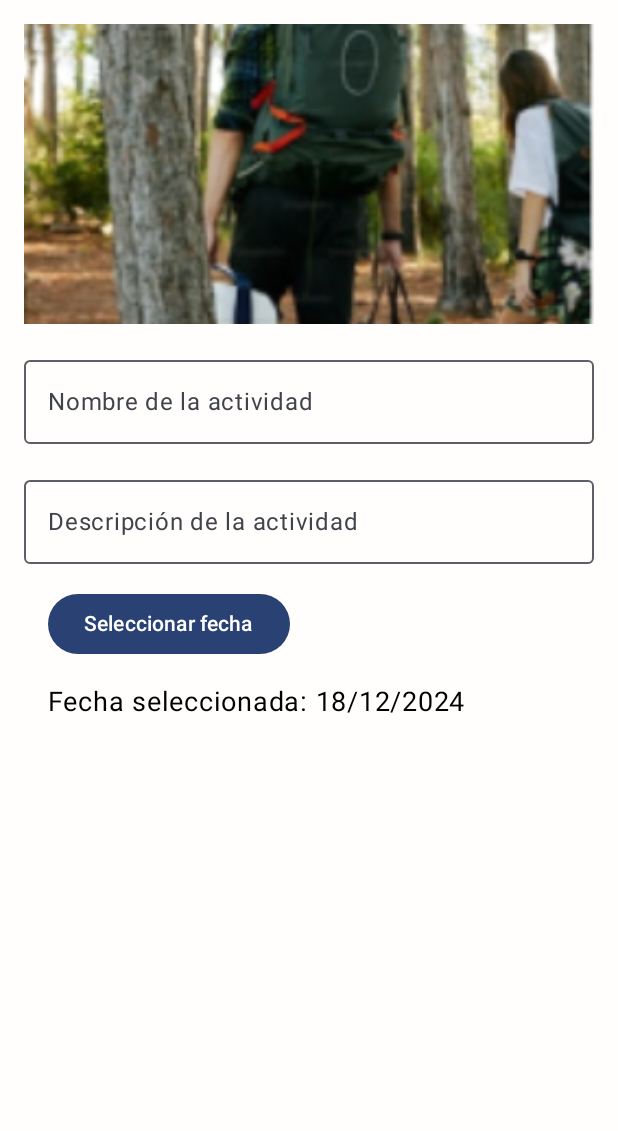
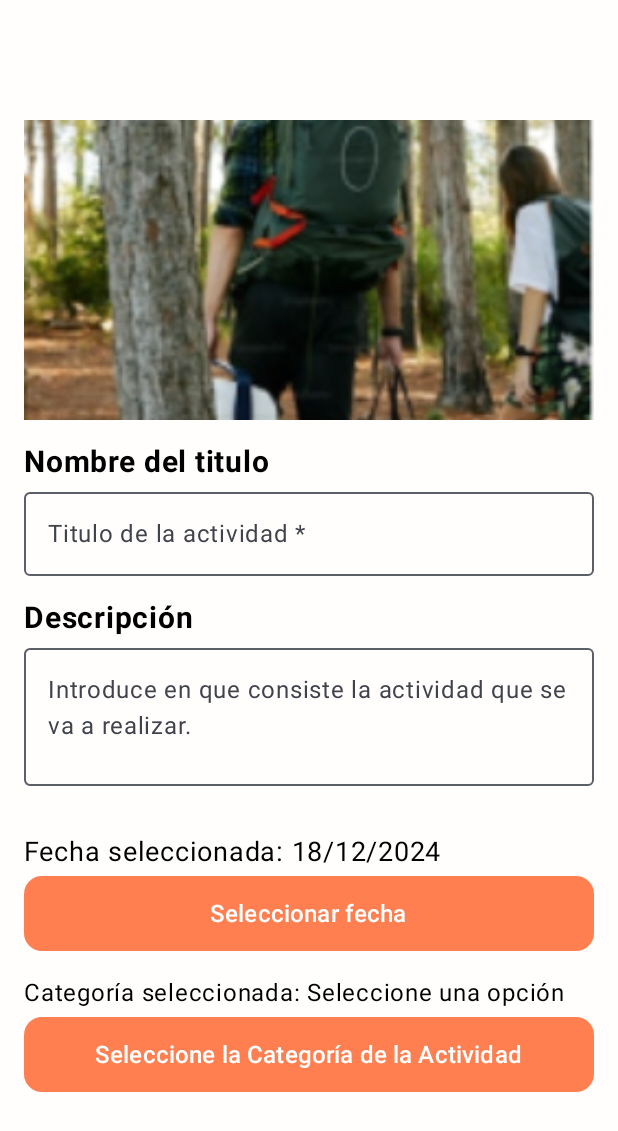
Before and after one commit to Xcaon/App_Ocio_Android, an Android app built with Jetpack Compose: the screen it shows after launch (CrearActividad), on a phone screen of 412 x 824 dp. Shown: the top 1131 px of the screen. Run offline under Robolectric (Android 15) with nearby library versions, the phone set to English and light mode, and no system bars; our stand-ins replace Dagger/Hilt's generated code; Roboto replaces fonts that are not available here.

Commit message:
Avanzando en la ficha de creación de actividades, falta la imagen y la fecha.

```diff
--- a/app/src/main/java/com/example/vivemurcia/data/response/ActividadResponse.kt
+++ b/app/src/main/java/com/example/vivemurcia/data/response/ActividadResponse.kt
@@ -5,7 +5,7 @@ import com.google.firebase.Timestamp
 
 data class ActividadResponse(
     val idActividad: Int? = null,
-    val ImagenActividad: String? = null,
+    val imagenActividad: String? = null,
     val tituloActividad: String? = null,
     val fechaHoraActividad: Timestamp? = null,
     val descripcionActividad: String? = null,
@@ -18,10 +18,16 @@ data class ActividadResponse(
 {
     fun toDomain(): Actividad {
         return Actividad(
-            id = idActividad,
-            imagen = ImagenActividad,
-            titulo = tituloActividad,
-            horario = fechaHoraActividad,
+            idActividad = idActividad,
+            imagenActividad = imagenActividad,
+            tituloActividad = tituloActividad,
+            fechaHoraActividad = null,
+            ambienteActividad = null,
+            categoriaActividad = null,
+            descripcionActividad = null,
+            localizacionActividad = null,
+            tipoDeGrupo = null,
+            ubicacionActividad = null,
         )
     }
 }
--- a/app/src/main/java/com/example/vivemurcia/model/clases/Actividad.kt
+++ b/app/src/main/java/com/example/vivemurcia/model/clases/Actividad.kt
@@ -1,6 +1,10 @@
 package com.example.vivemurcia.model.clases
 
+import com.example.vivemurcia.model.enums.EnumAmbiente
+import com.example.vivemurcia.model.enums.EnumCategories
+import com.example.vivemurcia.model.enums.EnumGrupos
 import com.google.firebase.Timestamp
+import com.google.firebase.firestore.DocumentId
 import java.util.Date
 
 
@@ -8,8 +12,14 @@ val date = Date()
 val specificTimestamp = Timestamp(date)
 
 data class Actividad(
-    val id: Int? = 5, // Assuming id can be null
-    val imagen: String? = "gwegwgwe",
-    val titulo: String? = "Titulo por defecto",
-    val horario: Timestamp? = specificTimestamp
+    @DocumentId val idActividad: Int? = null, // Assuming id can be null
+    val imagenActividad: String? = "https://pixabay.com/es/photos/plantas-%C3%A1rboles-verdor-bosque-7705865/",
+    val tituloActividad: String? = "Titulo por defecto",
+    val fechaHoraActividad: Timestamp? = specificTimestamp,
+    val ambienteActividad: EnumAmbiente?,
+    val categoriaActividad: EnumCategories?,
+    val descripcionActividad : String?,
+    val localizacionActividad: String?,
+    val tipoDeGrupo: EnumGrupos?,
+    val ubicacionActividad: String?
 )
--- /dev/null
+++ b/app/src/main/java/com/example/vivemurcia/model/enums/EnumAmbiente.kt
@@ -0,0 +1,6 @@
+package com.example.vivemurcia.model.enums
+
+enum class EnumAmbiente(val nombre: String) {
+    EXTERIOR("Exterior"),
+    INTERIOR("Interior")
+}
--- a/app/src/main/java/com/example/vivemurcia/model/enums/enumCategorias.kt
+++ b/app/src/main/java/com/example/vivemurcia/model/enums/EnumCategories.kt
@@ -1,6 +1,6 @@
 package com.example.vivemurcia.model.enums
 
-enum class enumCategorias(val nombre: String){
+enum class EnumCategories(val nombre: String){
     AVENTURAS("Aventuras"),
     COCINA("Cocina"),
     RELAX("Relax"),
--- /dev/null
+++ b/app/src/main/java/com/example/vivemurcia/model/enums/EnumGrupos.kt
@@ -0,0 +1,8 @@
+package com.example.vivemurcia.model.enums
+
+enum class EnumGrupos(val nombre : String) {
+    FAMILIAR("Familiar"),
+    PAREJAS("Parejas"),
+    Amigos("Amigos"),
+    Individual("Individual")
+}
--- a/app/src/main/java/com/example/vivemurcia/viewsCompany/createActivity/ComposableCrearActividad.kt
+++ b/app/src/main/java/com/example/vivemurcia/viewsCompany/createActivity/ComposableCrearActividad.kt
@@ -1,7 +1,9 @@
 package com.example.vivemurcia.viewsCompany.createActivity
 
+import android.util.Log
 import androidx.compose.foundation.Image
 import androidx.compose.foundation.background
+import androidx.compose.foundation.layout.Arrangement
 import androidx.compose.foundation.layout.Column
 import androidx.compose.foundation.layout.Row
 import androidx.compose.foundation.layout.Spacer
@@ -9,29 +11,51 @@ import androidx.compose.foundation.layout.fillMaxSize
 import androidx.compose.foundation.layout.fillMaxWidth
 import androidx.compose.foundation.layout.height
 import androidx.compose.foundation.layout.padding
+import androidx.compose.foundation.rememberScrollState
+import androidx.compose.foundation.shape.RoundedCornerShape
+import androidx.compose.foundation.verticalScroll
+import androidx.compose.material.icons.Icons
+import androidx.compose.material.icons.filled.KeyboardArrowRight
 import androidx.compose.material3.Button
+import androidx.compose.material3.ButtonColors
 import androidx.compose.material3.DatePicker
 import androidx.compose.material3.DatePickerDialog
+import androidx.compose.material3.DropdownMenu
+import androidx.compose.material3.DropdownMenuItem
 import androidx.compose.material3.ExperimentalMaterial3Api
+import androidx.compose.material3.Icon
+import androidx.compose.material3.OutlinedCard
 import androidx.compose.material3.OutlinedTextField
+import androidx.compose.material3.RadioButton
 import androidx.compose.material3.Text
 import androidx.compose.material3.TextButton
 import androidx.compose.material3.rememberDatePickerState
 import androidx.compose.runtime.Composable
+import androidx.compose.runtime.MutableState
 import androidx.compose.runtime.getValue
 import androidx.compose.runtime.mutableStateOf
 import androidx.compose.runtime.remember
 import androidx.compose.runtime.setValue
+import androidx.compose.ui.Alignment
 import androidx.compose.ui.Modifier
+import androidx.compose.ui.graphics.Color
 import androidx.compose.ui.layout.ContentScale
 import androidx.compose.ui.res.painterResource
+import androidx.compose.ui.text.font.FontWeight
 import androidx.compose.ui.tooling.preview.Preview
 import androidx.compose.ui.unit.dp
 import androidx.compose.ui.unit.sp
 import com.example.vivemurcia.R
+import com.example.vivemurcia.model.clases.Actividad
+import com.example.vivemurcia.model.enums.EnumAmbiente
+import com.example.vivemurcia.model.enums.EnumCategories
+import com.example.vivemurcia.model.enums.EnumGrupos
 import com.example.vivemurcia.ui.theme.fondoPantalla
+import com.example.vivemurcia.viewsCompany.ui.theme.botonNaranja
+import com.google.firebase.Timestamp
 import java.time.LocalDate
 import java.time.format.DateTimeFormatter
+
 
 @Preview(showBackground = true)
 @Composable
@@ -40,50 +64,279 @@ fun InicioCrearActividad() {
         modifier = Modifier
             .fillMaxSize()
             .background(fondoPantalla)
-            .padding(16.dp)
+            .padding(horizontal = 16.dp, vertical = 64.dp)
+            .verticalScroll(rememberScrollState())
     ) {
-        Imagen()
-        Spacer(modifier = Modifier.height(16.dp))
-        NombreServicio()
-        Spacer(modifier = Modifier.height(16.dp))
-        DescripcionServicio()
-        FechaServicio()
-//        CategoriaServicio()
-//        LocalizacionServicioGoogleMaps()
-//        UbicacionServicio()
-//        AmbienteServicio()
-//        ReservasServicio()
+        // Gestionar los valores del formulario
+        var tituloServicio: MutableState<String> = remember { mutableStateOf("") }
+        var descripcionServicio: MutableState<String> = remember { mutableStateOf("") }
+//        var fechaServicio = remember { mutableStateOf("") } // TODO()
+        var categoriaActividad: MutableState<EnumCategories> =
+            remember { mutableStateOf(EnumCategories.AVENTURAS) }
+        var localizacionActividad: MutableState<String> = remember { mutableStateOf("") }
+        var ubicacionServicio: MutableState<String> = remember { mutableStateOf("") }
+        var tipoDeGrupo: MutableState<EnumGrupos> = remember { mutableStateOf(EnumGrupos.FAMILIAR) }
+        var ambienteActividad: MutableState<EnumAmbiente> =
+            remember { mutableStateOf(EnumAmbiente.EXTERIOR) }
+
+        // Gestion de errores
+        var nombreError by remember { mutableStateOf(true) }
+
+
+        // Vistas Compose
+        Imagen() // TODO()
+        NombreTitulo(tituloServicio, nombreError)
+        DescripcionServicio(descripcionServicio)
+        FechaServicio() // Hay que ver como hacerlo con la fecha
+        CategoriaActividad {
+            categoriaActividad.value = it
+        }
+        LocalizacionServicioGoogleMaps(localizacionActividad)
+        UbicacionServicio(ubicacionServicio)
+        TipoDeGrupo { tipoDeGrupo.value = it }
+        AmbienteServicio {
+            ambienteActividad.value = it
+            Log.i("fernando", "Se ha guardado el ambiente $it")
+        }
+        ReservasServicio()
+
+        // Guardar opciones del formulario
+        BotonesCrearActividad {
+            var crearActividad = Actividad(
+                idActividad = null,
+                imagenActividad = null, // de momento cogemos el por defecto
+                tituloActividad = tituloServicio.value,
+                fechaHoraActividad = Timestamp.now(),
+                ambienteActividad = ambienteActividad.value,
+                categoriaActividad = categoriaActividad.value,
+                descripcionActividad = descripcionServicio.value,
+                localizacionActividad = localizacionActividad.value,
+                tipoDeGrupo = tipoDeGrupo.value,
+                ubicacionActividad = ubicacionServicio.value
+            )
+            Log.i("fernando", "Se ha guardado la actividad $crearActividad")
+//          creaActividadModel()
+        }
     }
 }
 
 @Composable
-fun ReservasServicio() {
-    TODO("Not yet implemented")
+fun Espaciado(espaciado: Int = 16) {
+    Spacer(modifier = Modifier.height(espaciado.dp))
 }
 
 @Composable
-fun AmbienteServicio() {
-    TODO("Not yet implemented")
+fun TipoDeGrupo(onSave: (EnumGrupos) -> Unit) {
+    var expanded by remember { mutableStateOf(false) } // Controla si el menú está abierto
+
+    // Opción seleccionada
+    var selectedOption by remember { mutableStateOf("Seleccione una opción") }
+
+
+    Column(
+        modifier = Modifier
+            .fillMaxWidth()
+    ) {
+        Text(text = "Grupo seleccionado: $selectedOption")
+        Espaciado(8)
+        // Botón para abrir el menú desplegable
+        Button(
+            onClick = { expanded = !expanded },
+            modifier = Modifier
+                .fillMaxWidth()
+                .height(50.dp),
+            shape = RoundedCornerShape(12.dp),
+            colors = ButtonColors(
+                containerColor = botonNaranja,
+                contentColor = Color.White,
+                disabledContainerColor = Color.Gray,
+                disabledContentColor = Color.Gray
+            )
+        ) {
+            Text("Seleccione el tipo de Grupo")
+        }
+
+        // Menú desplegable
+        DropdownMenu(expanded = expanded,
+            onDismissRequest = { expanded = false } // Cierra el menú al hacer clic afuera
+        ) {
+            EnumGrupos.entries.forEach { option: EnumGrupos ->
+                DropdownMenuItem(text = { Text(option.nombre) }, onClick = {
+                    onSave(option)
+                    selectedOption = option.nombre // Actualiza la opción seleccionada
+                    expanded = false // Cierra el menú
+                })
+            }
+        }
+    }
+    Espaciado()
 }
 
 @Composable
-fun UbicacionServicio() {
-    TODO("Not yet implemented")
+fun BotonesCrearActividad(onClick: () -> Unit) {
+    Button(
+        modifier = Modifier
+            .fillMaxWidth()
+            .height(60.dp),
+        onClick = { onClick() },
+        shape = RoundedCornerShape(12.dp),
+        colors = ButtonColors(
+            containerColor = botonNaranja,
+            contentColor = Color.White,
+            disabledContainerColor = Color.Gray,
+            disabledContentColor = Color.Gray
+        )
+    ) {
+        Text("Guardar Cambios", fontSize = 20.sp)
+    }
+    Espaciado()
+}
+
+@Suppress("DEPRECATION")
+@Preview(showBackground = true)
+@Composable
+fun ReservasServicio() {
+    Row(
+        modifier = Modifier
+            .fillMaxWidth()
+            .height(80.dp),
+        verticalAlignment = Alignment.CenterVertically,
+        horizontalArrangement = Arrangement.Absolute.Center
+    ) {
+        OutlinedCard(
+            modifier = Modifier
+                .height(80.dp)
+                .fillMaxWidth()
+        ) {
+            Row(
+                modifier = Modifier.fillMaxSize(),
+                verticalAlignment = Alignment.CenterVertically,
+                horizontalArrangement = Arrangement.Center
+            ) {
+                Text(text = "Click para configurar el Sistema de Reservas", fontSize = 16.sp)
+                Icon(imageVector = Icons.Filled.KeyboardArrowRight, contentDescription = "Icono")
+            }
+        }
+    }
+    Espaciado()
 }
 
 @Composable
-fun LocalizacionServicioGoogleMaps() {
-    TODO("Not yet implemented")
+fun AmbienteServicio(opcionEscogida: (EnumAmbiente) -> Unit) {
+
+    OutlinedCard(
+        modifier = Modifier
+            .fillMaxWidth()
+            .background(Color.White)
+            .height(100.dp)
+    ) {
+        Column(
+            modifier = Modifier
+                .padding(8.dp, 8.dp, 8.dp, 4.dp)
+                .padding(8.dp)
+        ) {
+            Text("Ambiente")
+            Spacer(modifier = Modifier.height(4.dp))
+            Row {
+
+                val (selectedOption, onOptionSelected) = remember { mutableStateOf(EnumAmbiente.EXTERIOR) } // El estado ahora es EnumAmbiente
+
+                EnumAmbiente.entries.forEach { ambiente -> // Iterar a través de los valores de EnumAmbiente
+                    Row(verticalAlignment = Alignment.CenterVertically) {
+                        RadioButton(
+                            selected = (ambiente == selectedOption),
+                            onClick = {
+                                onOptionSelected(ambiente) // Actualizar el estado con EnumAmbiente
+                                opcionEscogida(ambiente) // Pasar EnumAmbiente a la lambda
+                            }
+                        )
+                        Text(ambiente.nombre) // Mostrar la propiedad nombre
+                    }
+                }
+
+            }
+
+        }
+    }
+    Espaciado()
 }
 
 @Composable
-fun CategoriaServicio() {
-    TODO("Not yet implemented")
+fun UbicacionServicio(ubicacionServicio: MutableState<String>) {
+    Text("Dirección del lugar", fontSize = 20.sp, fontWeight = FontWeight.Bold)
+    OutlinedTextField(
+        value = ubicacionServicio.value,
+        onValueChange = { textoIntroducido -> ubicacionServicio.value = textoIntroducido },
+        label = { Text(text = "Introduce la dirección del lugar manualmente") },
+        modifier = Modifier.fillMaxWidth()
+    )
+    Espaciado(32)
+}
+
+@Composable
+fun LocalizacionServicioGoogleMaps(localizacionActividad: MutableState<String>) {
+    Text("Url de Google Maps", fontSize = 20.sp, fontWeight = FontWeight.Bold)
+    OutlinedTextField(
+        value = localizacionActividad.value,
+        onValueChange = { value -> localizacionActividad.value = value },
+        label = { Text(text = "Introduce la url de Google Maps") },
+        modifier = Modifier.fillMaxWidth()
+    )
+    Espaciado()
+}
+
+@OptIn(ExperimentalMaterial3Api::class)
+@Composable
+fun CategoriaActividad(categoriaActividad: (EnumCategories) -> Unit) {
+
+    var expanded by remember { mutableStateOf(false) } // Controla si el menú está abierto
+
+    // Opción seleccionada
+    var selectedOption by remember { mutableStateOf("Seleccione una opción") }
+
+    Column(
+        modifier = Modifier
+            .fillMaxWidth()
+    ) {
+        Text(text = "Categoría seleccionada: $selectedOption", fontSize = 16.sp)
+        Spacer(modifier = Modifier.height(4.dp))
+        // Botón para abrir el menú desplegable
+        Button(
+            onClick = { expanded = !expanded },
+            modifier = Modifier
+                .fillMaxWidth()
+                .height(50.dp),
+            shape = RoundedCornerShape(12.dp),
+            colors = ButtonColors(
+                containerColor = botonNaranja,
+                contentColor = Color.White,
+                disabledContainerColor = Color.Gray,
+                disabledContentColor = Color.Gray
+            )
+        ) {
+            Text("Seleccione la Categoría de la Actividad", fontSize = 16.sp)
+        }
+
+        // Menú desplegable
+        DropdownMenu(expanded = expanded,
+            onDismissRequest = { expanded = false } // Cierra el menú al hacer clic afuera
+        ) {
+            EnumCategories.entries.forEach { option: EnumCategories ->
+                DropdownMenuItem(text = { Text(option.nombre) }, onClick = {
+                    selectedOption = option.nombre // Actualiza la opción seleccionada
+                    categoriaActividad(option)
+                    expanded = false // Cierra el menú
+                })
+            }
+        }
+    }
+    Espaciado(32)
 }
 
 @OptIn(ExperimentalMaterial3Api::class)
 @Composable
 fun FechaServicio() {
+
     // Estado para mostrar el diálogo de fecha
     var showDatePicker by remember { mutableStateOf(false) }
 
@@ -101,26 +354,34 @@ fun FechaServicio() {
     // Layout principal
     Row(
         modifier = Modifier
-            .fillMaxSize()
-            .padding(16.dp),
+            .fillMaxWidth(),
     ) {
-        Column( modifier = Modifier.fillMaxWidth() ) {
-            Button(onClick = { showDatePicker = true }) {
-                Text("Seleccionar fecha")
+        Column(modifier = Modifier.fillMaxWidth()) {
+            Text(
+                text = "Fecha seleccionada: ${selectedDate.format(formatter)}", fontSize = 18.sp
+            )
+            Spacer(modifier = Modifier.height(4.dp))
+            Button(
+                onClick = { showDatePicker = true },
+                modifier = Modifier
+                    .fillMaxWidth()
+                    .height(50.dp),
+                shape = RoundedCornerShape(12.dp),
+                colors = ButtonColors(
+                    containerColor = botonNaranja,
+                    contentColor = Color.White,
+                    disabledContainerColor = Color.Gray,
+                    disabledContentColor = Color.Gray
+                )
+            ) {
+                Text("Seleccionar fecha", fontSize = 16.sp)
             }
-            Spacer(modifier = Modifier.height(16.dp))
-            Text(
-                text = "Fecha seleccionada: ${selectedDate.format(formatter)}",
-                fontSize = 18.sp
-            )
         }
     }
 
     // Diálogo de DatePicker
     if (showDatePicker) {
-        DatePickerDialog(
-            onDismissRequest = { showDatePicker = false },
-            confirmButton = {
+        DatePickerDialog(onDismissRequest = { showDatePicker = false }, confirmButton = {
             TextButton(onClick = {
                 datePickerState.selectedDateMillis?.let { millis ->
                     selectedDate = LocalDate.ofEpochDay(millis / 86400000)
@@ -129,46 +390,46 @@ fun FechaServicio() {
             }) {
                 Text("OK")
             }
-            },
-            dismissButton = {
+        }, dismissButton = {
             TextButton(onClick = { showDatePicker = false }) {
                 Text("Cancelar")
             }
-            }
-        ) {
+        }) {
             DatePicker(state = datePickerState)
         }
     }
+    Espaciado()
 }
 
 @Composable
-fun DescripcionServicio() {
-
-    var descripcion = remember { mutableStateOf("") }
-
+fun DescripcionServicio(descripcionServicio: MutableState<String>) {
+    Text("Descripción", fontSize = 20.sp, fontWeight = FontWeight.Bold)
     OutlinedTextField(
-        value = descripcion.value,
-        onValueChange = {},
-        label = { Text(text = "Descripción de la actividad") },
-        modifier = Modifier.fillMaxWidth()
+        value = "",
+        onValueChange = { value -> descripcionServicio.value = value },
+        label = { Text(text = "Introduce en que consiste la actividad que se va a realizar.") },
+        modifier = Modifier.fillMaxWidth().height(100.dp)
     )
+    Espaciado(32)
 }
 
 @Composable
-fun NombreServicio() {
-
-    var nombreServicio = remember { mutableStateOf("") }
-
+fun NombreTitulo(tituloServicio: MutableState<String>, nombreError: Boolean) {
+    Text("Nombre del titulo", fontSize = 20.sp, fontWeight = FontWeight.Bold)
     OutlinedTextField(
-        value = nombreServicio.value,
-        onValueChange = {},
-        label = { Text(text = "Nombre de la actividad") },
-        modifier = Modifier.fillMaxWidth()
+        value = "",
+        onValueChange = { value -> tituloServicio.value = value },
+        label = { Text(text = "Titulo de la actividad *") },
+        modifier = Modifier.fillMaxWidth(),
+        enabled = true,
+//        isError = nombreError
     )
+    Espaciado()
 }
 
 @Composable
 fun Imagen() {
+    Espaciado()
     Row(
         modifier = Modifier
             .fillMaxWidth()
@@ -181,4 +442,5 @@ fun Imagen() {
             contentScale = ContentScale.Crop
         )
     }
+    Espaciado()
 }
--- a/app/src/main/java/com/example/vivemurcia/viewsCompany/ui/theme/Color.kt
+++ b/app/src/main/java/com/example/vivemurcia/viewsCompany/ui/theme/Color.kt
@@ -9,3 +9,5 @@ val Pink80 = Color(0xFFEFB8C8)
 val Purple40 = Color(0xFF6650a4)
 val PurpleGrey40 = Color(0xFF625b71)
 val Pink40 = Color(0xFF7D5260)
+
+val botonNaranja = Color(0xFFFF7F50)
--- a/app/src/main/java/com/example/vivemurcia/viewsUser/home/ComposableHomeView.kt
+++ b/app/src/main/java/com/example/vivemurcia/viewsUser/home/ComposableHomeView.kt
@@ -36,7 +36,7 @@ import androidx.compose.ui.unit.dp
 import androidx.compose.ui.unit.sp
 import com.example.vivemurcia.R
 import com.example.vivemurcia.model.dataClass.TabItem
-import com.example.vivemurcia.model.enums.enumCategorias
+import com.example.vivemurcia.model.enums.EnumCategories
 import com.example.vivemurcia.ui.theme.fondoPantalla
 
 
@@ -80,10 +80,10 @@ fun InicioHome() {
 fun CategoriasTab(selectedTabIndexActual: Int, selectedTabIndexUpdate: (Int) -> Unit) {
 
     val tabs = listOf(
-        TabItem(enumCategorias.AVENTURAS.nombre, R.drawable.atle),
-        TabItem(enumCategorias.COCINA.nombre, R.drawable.cocina),
-        TabItem(enumCategorias.RELAX.nombre, R.drawable.relax),
-        TabItem(enumCategorias.ARTE.nombre, R.drawable.arte)
+        TabItem(EnumCategories.AVENTURAS.nombre, R.drawable.atle),
+        TabItem(EnumCategories.COCINA.nombre, R.drawable.cocina),
+        TabItem(EnumCategories.RELAX.nombre, R.drawable.relax),
+        TabItem(EnumCategories.ARTE.nombre, R.drawable.arte)
     )
 
     Column {
--- a/app/src/main/java/com/example/vivemurcia/viewsUser/home/ListadosCategorias.kt
+++ b/app/src/main/java/com/example/vivemurcia/viewsUser/home/ListadosCategorias.kt
@@ -79,9 +79,9 @@ fun ActividadCard(actividad: Actividad) {
 
 
         // Titulo de la actividad
-        Row(modifier = Modifier.padding(8.dp, 8.dp, 8.dp, 4.dp)) { Text(text = actividad.titulo!!) }
+        Row(modifier = Modifier.padding(8.dp, 8.dp, 8.dp, 4.dp)) { Text(text = actividad.tituloActividad!!) }
 
-        var fechaDia = Calendario.getDayOfMonth(actividad.horario!!.toDate())
+        var fechaDia = Calendario.getDayOfMonth(actividad.fechaHoraActividad!!.toDate())
 
         // Fecha de la actividad
         Row(modifier = Modifier.padding(4.dp, 8.dp, 8.dp, 8.dp)) { Text(text = "Día $fechaDia") }
```
Lines whose indentation alone changed are shown as unchanged.
